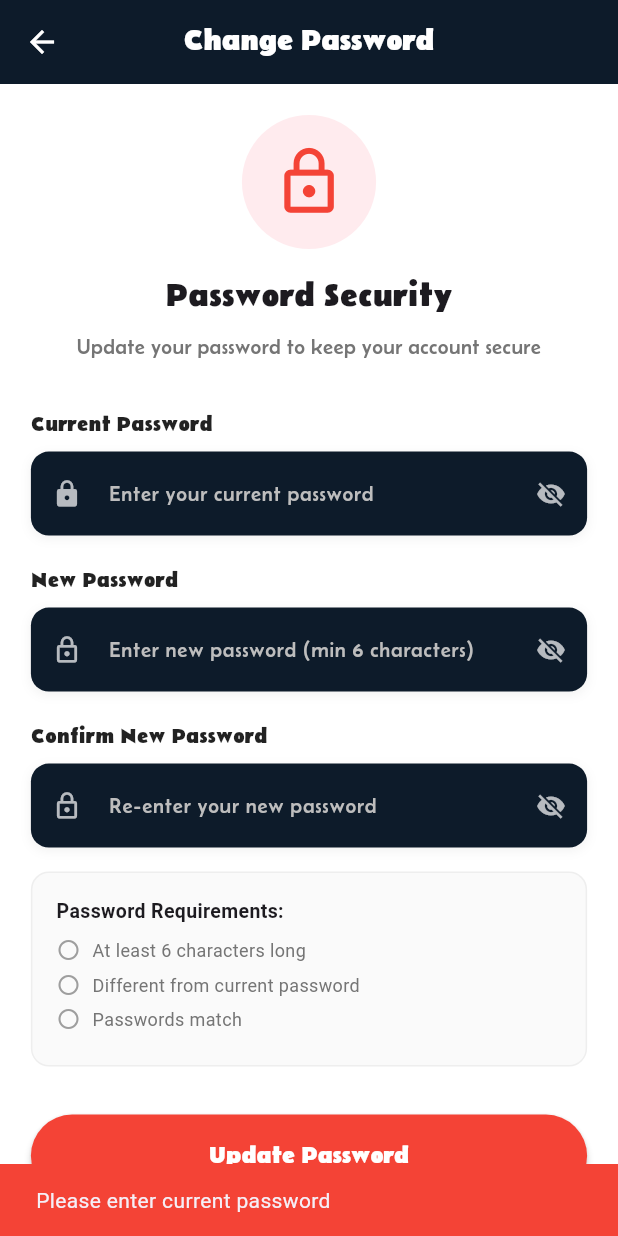
After one commit to JhunJhun2003/nyx_app, a Flutter app: the Changepassword screen opened directly, after a tap on "Update Password", on a phone screen of 412 x 824 dp. The commit adds this screen. Run offline on Flutter 3.47's test engine with Material 3 defaults, Android fonts, the phone set to English and light mode, and no system bars; our stand-ins replace carousel_slider, font_awesome_flutter, image_picker, share_plus, shared_preferences; accounts and stored records are empty; network calls fail; statements that could not run were skipped.

Commit message:
done change password

```diff
--- a/lib/pages/detailsPages/account.dart
+++ b/lib/pages/detailsPages/account.dart
@@ -1,6 +1,6 @@
 // lib/pages/account.dart
 import 'package:flutter/material.dart';
-import 'package:nyxproject/pages/detailsPages/accountpages/aboutus.dart';
+import 'package:nyxproject/pages/detailsPages/accountpages/changepassword.dart';
 import 'package:nyxproject/pages/detailsPages/accountpages/contactus.dart';
 import 'package:nyxproject/pages/detailsPages/accountpages/editprofile.dart';
 import 'package:nyxproject/pages/detailsPages/accountpages/help.dart';
@@ -65,9 +65,8 @@ class _AccountPageState extends State<AccountPage> {
                     Navigator.push(
                       context,
                       MaterialPageRoute(
-                        builder: (context) => EditProfile(
-                          sessionService: widget.sessionService,
-                        ),
+                        builder: (context) =>
+                            EditProfile(sessionService: widget.sessionService),
                       ),
                     );
                   },
@@ -80,7 +79,9 @@ class _AccountPageState extends State<AccountPage> {
                 onTap: () {
                   Navigator.push(
                     context,
-                    MaterialPageRoute(builder: (context) => const orderHistory()),
+                    MaterialPageRoute(
+                      builder: (context) => const orderHistory(),
+                    ),
                   );
                 },
               ),
@@ -91,7 +92,9 @@ class _AccountPageState extends State<AccountPage> {
                 onTap: () {
                   Navigator.push(
                     context,
-                    MaterialPageRoute(builder: (context) => const myBookingList()),
+                    MaterialPageRoute(
+                      builder: (context) => const myBookingList(),
+                    ),
                   );
                 },
               ),
@@ -125,26 +128,25 @@ class _AccountPageState extends State<AccountPage> {
               const AccountSection(title: "Others"),
 
               AccountMenuItem(
-                icon: Icons.info_outline,
-                title: "About Us",
+                icon: Icons.phone,
+                title: "Contact Us",
                 onTap: () {
                   Navigator.push(
                     context,
-                    MaterialPageRoute(builder: (context) => const aboutUs()),
+                    MaterialPageRoute(builder: (context) => const ContactUs()),
                   );
                 },
               ),
-
-              // AccountMenuItem(
-              //   icon: Icons.phone,
-              //   title: "Contact Us",
-              //   onTap: () {
-              //     Navigator.push(
-              //       context,
-              //       MaterialPageRoute(builder: (context) => const ContactUs()),
-              //     );
-              //   },
-              // ),
+              AccountMenuItem(
+                icon: Icons.lock_outline,
+                title: "Change Password",
+                onTap: () {
+                  Navigator.push(
+                    context,
+                    MaterialPageRoute(builder: (context) => const Changepassword()),
+                  );
+                },
+              ),
 
               // AccountMenuItem(
               //   icon: Icons.help_outline,
@@ -156,7 +158,6 @@ class _AccountPageState extends State<AccountPage> {
               //     );
               //   },
               // ),
-
               AccountMenuItem(
                 icon: Icons.policy,
                 title: "Terms & Policies",
--- a/lib/pages/detailsPages/accountpages/aboutus.dart
+++ /dev/null
@@ -1,20 +0,0 @@
-import 'package:flutter/material.dart';
-
-class aboutUs extends StatefulWidget {
-  const aboutUs({super.key});
-
-  @override
-  State<aboutUs> createState() => _aboutUsState();
-}
-
-class _aboutUsState extends State<aboutUs> {
-  @override
-  Widget build(BuildContext context) {
-    return Scaffold(
-      appBar: AppBar( title: Text("About Us"),),
-      body: Center(
-        child: Text("About Us Page"),
-      ),
-    );
-  }
-}
--- /dev/null
+++ b/lib/pages/detailsPages/accountpages/changepassword.dart
@@ -0,0 +1,482 @@
+import 'dart:convert';
+import 'package:flutter/material.dart';
+import 'package:http/http.dart' as http;
+import 'package:nyxproject/Util/Constant.dart';
+import 'package:nyxproject/services/cart_service.dart';
+import 'package:nyxproject/services/session_service.dart';
+import 'package:nyxproject/pages/detailsPages/accountpages/login.dart';
+import 'package:provider/provider.dart';
+
+class Changepassword extends StatefulWidget {
+  const Changepassword({super.key});
+
+  @override
+  State<Changepassword> createState() => _ChangepasswordState();
+}
+
+class _ChangepasswordState extends State<Changepassword> {
+  final TextEditingController currentPasswordController = TextEditingController();
+  final TextEditingController newPasswordController = TextEditingController();
+  final TextEditingController confirmPasswordController = TextEditingController();
+
+  bool _isLoading = false;
+  bool _isCurrentPasswordVisible = false;
+  bool _isNewPasswordVisible = false;
+  bool _isConfirmPasswordVisible = false;
+
+  @override
+  void dispose() {
+    currentPasswordController.dispose();
+    newPasswordController.dispose();
+    confirmPasswordController.dispose();
+    super.dispose();
+  }
+
+  Future<void> _changePassword() async {
+    // Validation
+    if (currentPasswordController.text.trim().isEmpty) {
+      _showSnackBar('Please enter current password', Colors.red);
+      return;
+    }
+
+    if (newPasswordController.text.trim().isEmpty) {
+      _showSnackBar('Please enter new password', Colors.red);
+      return;
+    }
+
+    if (newPasswordController.text.length < 6) {
+      _showSnackBar('New password must be at least 6 characters', Colors.red);
+      return;
+    }
+
+    if (newPasswordController.text != confirmPasswordController.text) {
+      _showSnackBar('New passwords do not match', Colors.red);
+      return;
+    }
+
+    if (currentPasswordController.text == newPasswordController.text) {
+      _showSnackBar('New password must be different from current password', Colors.red);
+      return;
+    }
+
+    setState(() {
+      _isLoading = true;
+    });
+
+    try {
+      final sessionService = Provider.of<SessionService>(context, listen: false);
+      final token = sessionService.getToken();
+
+      final Uri uri = Uri.parse("${Constant.API_URL}/changepassword/password");
+
+      final requestBody = jsonEncode({
+        'password': currentPasswordController.text.trim(),
+        'changePassword': newPasswordController.text.trim(),
+      });
+
+      print("Change Password URL: $uri");
+      print("Request Body: $requestBody");
+
+      final response = await http.post(
+        uri,
+        headers: {
+          'Content-Type': 'application/json',
+          'Authorization': 'Bearer $token',
+        },
+        body: requestBody,
+      );
+
+      print("Response Status: ${response.statusCode}");
+      print("Response Body: ${response.body}");
+
+      if (!mounted) return;
+
+      if (response.statusCode == 200 || response.statusCode == 201) {
+        final responseData = jsonDecode(response.body);
+
+        if (responseData['success'] == true) {
+          _showSnackBar('Password changed successfully! Please login again.', Colors.green);
+
+          // Clear fields
+          currentPasswordController.clear();
+          newPasswordController.clear();
+          confirmPasswordController.clear();
+
+          // Logout and redirect to login page
+          await sessionService.logout();
+
+          if (mounted) {
+            final cartService = Provider.of<CartService>(context, listen: false);
+            Navigator.pushAndRemoveUntil(
+              context,
+              MaterialPageRoute(
+                builder: (context) => LoginPage(
+                  sessionService: sessionService,
+                  cartService: cartService,
+                ),
+              ),
+              (route) => false,
+            );
+          }
+        } else {
+          _showSnackBar(responseData['message'] ?? 'Failed to change password', Colors.red);
+        }
+      } else if (response.statusCode == 401) {
+        _showSnackBar('Session expired. Please login again.', Colors.red);
+        final cartService = Provider.of<CartService>(context, listen: false);
+        await sessionService.logout();
+        if (mounted) {
+          Navigator.pushAndRemoveUntil(
+            context,
+            MaterialPageRoute(
+              builder: (context) => LoginPage(
+                sessionService: sessionService,
+                cartService: cartService,
+              ),
+            ),
+            (route) => false,
+          );
+        }
+      } else {
+        final responseData = jsonDecode(response.body);
+        _showSnackBar(responseData['message'] ?? 'Failed to change password', Colors.red);
+      }
+    } catch (e) {
+      print("Change Password Error: $e");
+      _showSnackBar('Network error: ${e.toString()}', Colors.red);
+    } finally {
+      if (mounted) {
+        setState(() {
+          _isLoading = false;
+        });
+      }
+    }
+  }
+
+  void _showSnackBar(String message, Color color) {
+    ScaffoldMessenger.of(context).showSnackBar(
+      SnackBar(
+        content: Text(message),
+        backgroundColor: color,
+        duration: const Duration(seconds: 2),
+      ),
+    );
+  }
+
+  @override
+  Widget build(BuildContext context) {
+    final screenWidth = MediaQuery.of(context).size.width;
+    final screenHeight = MediaQuery.of(context).size.height;
+
+    return Scaffold(
+      backgroundColor: Colors.white,
+      appBar: AppBar(
+        title: const Text(
+          "Change Password",
+          style: TextStyle(
+            fontFamily: "Custom",
+            fontWeight: FontWeight.w600,
+            fontSize: 20,
+          ),
+        ),
+        backgroundColor: const Color.fromARGB(255, 13, 27, 42),
+        foregroundColor: Colors.white,
+        centerTitle: true,
+        elevation: 0,
+      ),
+      body: SafeArea(
+        child: SingleChildScrollView(
+          child: Padding(
+            padding: EdgeInsets.all(screenWidth * 0.05),
+            child: Column(
+              crossAxisAlignment: CrossAxisAlignment.start,
+              children: [
+                // Header Icon and Title
+                Center(
+                  child: Column(
+                    children: [
+                      Container(
+                        padding: const EdgeInsets.all(20),
+                        decoration: BoxDecoration(
+                          color: Colors.red.shade50,
+                          shape: BoxShape.circle,
+                        ),
+                        child: Icon(
+                          Icons.lock_outline,
+                          size: screenWidth * 0.12,
+                          color: Colors.red,
+                        ),
+                      ),
+                      const SizedBox(height: 16),
+                      const Text(
+                        "Password Security",
+                        style: TextStyle(
+                          fontSize: 22,
+                          fontWeight: FontWeight.bold,
+                          fontFamily: "Custom",
+                        ),
+                      ),
+                      const SizedBox(height: 8),
+                      Text(
+                        "Update your password to keep your account secure",
+                        style: TextStyle(
+                          fontSize: 14,
+                          color: Colors.grey.shade600,
+                          fontFamily: "Custom",
+                        ),
+                        textAlign: TextAlign.center,
+                      ),
+                    ],
+                  ),
+                ),
+
+                const SizedBox(height: 32),
+
+                // Current Password
+                _buildPasswordField(
+                  controller: currentPasswordController,
+                  label: "Current Password",
+                  hint: "Enter your current password",
+                  icon: Icons.lock,
+                  isVisible: _isCurrentPasswordVisible,
+                  onVisibilityToggle: () {
+                    setState(() {
+                      _isCurrentPasswordVisible = !_isCurrentPasswordVisible;
+                    });
+                  },
+                  screenWidth: screenWidth,
+                  screenHeight: screenHeight,
+                ),
+
+                const SizedBox(height: 20),
+
+                // New Password
+                _buildPasswordField(
+                  controller: newPasswordController,
+                  label: "New Password",
+                  hint: "Enter new password (min 6 characters)",
+                  icon: Icons.lock_outline,
+                  isVisible: _isNewPasswordVisible,
+                  onVisibilityToggle: () {
+                    setState(() {
+                      _isNewPasswordVisible = !_isNewPasswordVisible;
+                    });
+                  },
+                  screenWidth: screenWidth,
+                  screenHeight: screenHeight,
+                ),
+
+                const SizedBox(height: 20),
+
+                // Confirm New Password
+                _buildPasswordField(
+                  controller: confirmPasswordController,
+                  label: "Confirm New Password",
+                  hint: "Re-enter your new password",
+                  icon: Icons.lock_outline,
+                  isVisible: _isConfirmPasswordVisible,
+                  onVisibilityToggle: () {
+                    setState(() {
+                      _isConfirmPasswordVisible = !_isConfirmPasswordVisible;
+                    });
+                  },
+                  screenWidth: screenWidth,
+                  screenHeight: screenHeight,
+                ),
+
+                const SizedBox(height: 16),
+
+                // Password Requirements
+                Container(
+                  padding: const EdgeInsets.all(16),
+                  decoration: BoxDecoration(
+                    color: Colors.grey.shade50,
+                    borderRadius: BorderRadius.circular(12),
+                    border: Border.all(color: Colors.grey.shade200),
+                  ),
+                  child: Column(
+                    crossAxisAlignment: CrossAxisAlignment.start,
+                    children: [
+                      const Text(
+                        "Password Requirements:",
+                        style: TextStyle(
+                          fontWeight: FontWeight.bold,
+                          fontSize: 13,
+                        ),
+                      ),
+                      const SizedBox(height: 8),
+                      _buildRequirement(
+                        "At least 6 characters long",
+                        newPasswordController.text.length >= 6,
+                      ),
+                      _buildRequirement(
+                        "Different from current password",
+                        newPasswordController.text.isNotEmpty &&
+                        currentPasswordController.text.isNotEmpty &&
+                        newPasswordController.text != currentPasswordController.text,
+                      ),
+                      _buildRequirement(
+                        "Passwords match",
+                        confirmPasswordController.text.isNotEmpty &&
+                        newPasswordController.text == confirmPasswordController.text,
+                      ),
+                    ],
+                  ),
+                ),
+
+                const SizedBox(height: 32),
+
+                // Update Password Button
+                SizedBox(
+                  width: double.infinity,
+                  child: ElevatedButton(
+                    onPressed: _isLoading ? null : _changePassword,
+                    style: ElevatedButton.styleFrom(
+                      backgroundColor: Colors.red,
+                      padding: const EdgeInsets.symmetric(vertical: 16),
+                      shape: RoundedRectangleBorder(
+                        borderRadius: BorderRadius.circular(30),
+                      ),
+                      elevation: 2,
+                    ),
+                    child: _isLoading
+                        ? const SizedBox(
+                            width: 24,
+                            height: 24,
+                            child: CircularProgressIndicator(
+                              strokeWidth: 2,
+                              color: Colors.white,
+                            ),
+                          )
+                        : const Text(
+                            "Update Password",
+                            style: TextStyle(
+                              fontSize: 16,
+                              fontWeight: FontWeight.bold,
+                              color: Colors.white,
+                              fontFamily: "Custom",
+                            ),
+                          ),
+                  ),
+                ),
+
+                const SizedBox(height: 16),
+
+                // Note
+                Center(
+                  child: Text(
+                    "You will need to login again after password change",
+                    style: TextStyle(
+                      fontSize: 12,
+                      color: Colors.grey.shade500,
+                      fontFamily: "Custom",
+                    ),
+                  ),
+                ),
+
+                const SizedBox(height: 20),
+              ],
+            ),
+          ),
+        ),
+      ),
+    );
+  }
+
+  Widget _buildPasswordField({
+    required TextEditingController controller,
+    required String label,
+    required String hint,
+    required IconData icon,
+    required bool isVisible,
+    required VoidCallback onVisibilityToggle,
+    required double screenWidth,
+    required double screenHeight,
+  }) {
+    return Column(
+      crossAxisAlignment: CrossAxisAlignment.start,
+      children: [
+        Text(
+          label,
+          style: const TextStyle(
+            fontWeight: FontWeight.w600,
+            fontSize: 14,
+            color: Colors.black87,
+            fontFamily: "Custom",
+          ),
+        ),
+        const SizedBox(height: 8),
+        Container(
+          decoration: BoxDecoration(
+            color: const Color.fromARGB(255, 13, 27, 42),
+            borderRadius: BorderRadius.circular(12),
+            boxShadow: [
+              BoxShadow(
+                color: Colors.black.withOpacity(0.05),
+                blurRadius: 5,
+                offset: const Offset(0, 2),
+              ),
+            ],
+          ),
+          child: TextFormField(
+            controller: controller,
+            obscureText: !isVisible,
+            style: const TextStyle(
+              fontFamily: "Custom",
+              color: Colors.white,
+              fontSize: 16,
+            ),
+            decoration: InputDecoration(
+              hintText: hint,
+              hintStyle: TextStyle(
+                color: Colors.grey.shade400,
+                fontSize: 14,
+              ),
+              prefixIcon: Icon(icon, color: Colors.white70, size: 20),
+              suffixIcon: IconButton(
+                icon: Icon(
+                  isVisible ? Icons.visibility : Icons.visibility_off,
+                  color: Colors.white70,
+                  size: 20,
+                ),
+                onPressed: onVisibilityToggle,
+              ),
+              border: OutlineInputBorder(
+                borderRadius: BorderRadius.circular(12),
+                borderSide: BorderSide.none,
+              ),
+              contentPadding: const EdgeInsets.symmetric(
+                horizontal: 16,
+                vertical: 16,
+              ),
+            ),
+          ),
+        ),
+      ],
+    );
+  }
+
+  Widget _buildRequirement(String text, bool isMet) {
+    return Padding(
+      padding: const EdgeInsets.only(bottom: 6),
+      child: Row(
+        children: [
+          Icon(
+            isMet ? Icons.check_circle : Icons.radio_button_unchecked,
+            size: 16,
+            color: isMet ? Colors.green : Colors.grey,
+          ),
+          const SizedBox(width: 8),
+          Text(
+            text,
+            style: TextStyle(
+              fontSize: 12,
+              color: isMet ? Colors.green.shade700 : Colors.grey.shade600,
+              decoration: isMet ? TextDecoration.lineThrough : null,
+            ),
+          ),
+        ],
+      ),
+    );
+  }
+}
```
Also changed, not shown: pubspec.lock.
